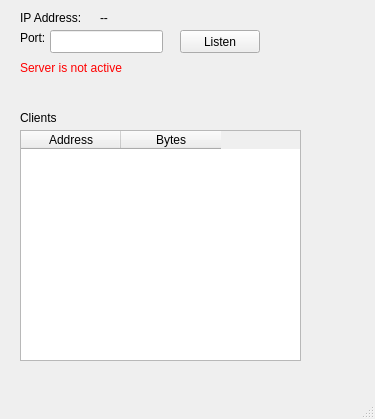
Qt form src/mainwindow.ui (PasiSa/dice-server) before a commit.
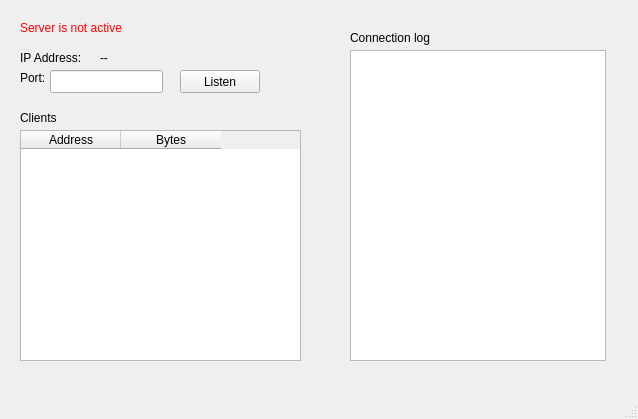
The same form after that commit.

Diff of the .ui file:
```diff
--- a/src/mainwindow.ui
+++ b/src/mainwindow.ui
@@ -6,7 +6,7 @@
    <rect>
     <x>0</x>
     <y>0</y>
-    <width>375</width>
+    <width>638</width>
     <height>419</height>
    </rect>
   </property>
@@ -18,7 +18,7 @@
     <property name="geometry">
      <rect>
       <x>20</x>
-      <y>10</y>
+      <y>50</y>
       <width>71</width>
       <height>16</height>
      </rect>
@@ -31,7 +31,7 @@
     <property name="geometry">
      <rect>
       <x>100</x>
-      <y>10</y>
+      <y>50</y>
       <width>161</width>
       <height>16</height>
      </rect>
@@ -44,7 +44,7 @@
     <property name="geometry">
      <rect>
       <x>20</x>
-      <y>30</y>
+      <y>70</y>
       <width>57</width>
       <height>15</height>
      </rect>
@@ -57,7 +57,7 @@
     <property name="geometry">
      <rect>
       <x>50</x>
-      <y>30</y>
+      <y>70</y>
       <width>113</width>
       <height>23</height>
      </rect>
@@ -67,7 +67,7 @@
     <property name="geometry">
      <rect>
       <x>180</x>
-      <y>30</y>
+      <y>70</y>
       <width>80</width>
       <height>23</height>
      </rect>
@@ -116,7 +116,7 @@
     <property name="geometry">
      <rect>
       <x>20</x>
-      <y>60</y>
+      <y>20</y>
       <width>241</width>
       <height>16</height>
      </rect>
@@ -128,6 +128,29 @@
      <string>Server is not active</string>
     </property>
    </widget>
+   <widget class="QTextBrowser" name="connectionBrowser">
+    <property name="geometry">
+     <rect>
+      <x>350</x>
+      <y>50</y>
+      <width>256</width>
+      <height>311</height>
+     </rect>
+    </property>
+   </widget>
+   <widget class="QLabel" name="label_4">
+    <property name="geometry">
+     <rect>
+      <x>350</x>
+      <y>30</y>
+      <width>101</width>
+      <height>16</height>
+     </rect>
+    </property>
+    <property name="text">
+     <string>Connection log</string>
+    </property>
+   </widget>
   </widget>
   <widget class="QMenuBar" name="menubar">
    <property name="geometry">
```
Left out of the diff: 2 changed lines with no effect on the pictures.
